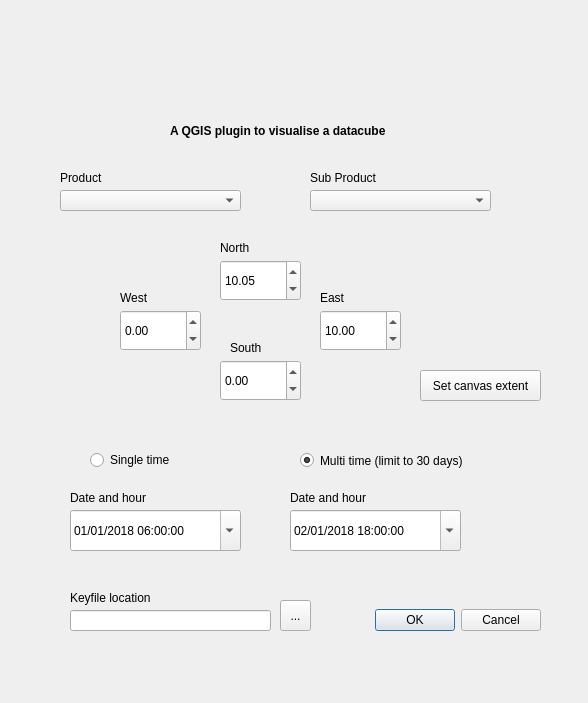
First picture: the form in assimila_datacube_dialog_base.ui, repository JennyL5/assimila_datacube_plugin2, before the edit.
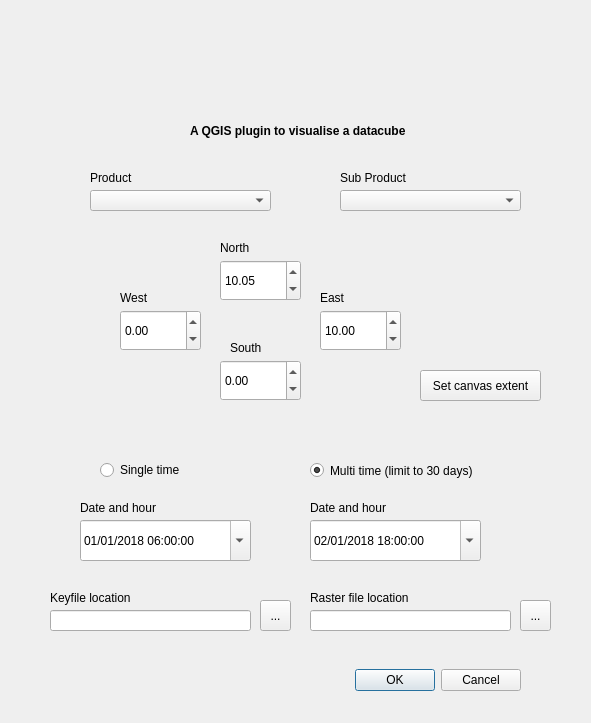
Second picture: the form after the edit. Icons and pictures are not drawn.

Commit message: added option to change raster output file

```diff
--- a/assimila_datacube_dialog_base.ui
+++ b/assimila_datacube_dialog_base.ui
@@ -9,8 +9,8 @@
    <rect>
     <x>0</x>
     <y>0</y>
-    <width>588</width>
-    <height>703</height>
+    <width>591</width>
+    <height>723</height>
    </rect>
   </property>
   <property name="windowTitle">
@@ -19,8 +19,8 @@
   <widget class="QDialogButtonBox" name="buttonBox">
    <property name="geometry">
     <rect>
-     <x>340</x>
-     <y>580</y>
+     <x>320</x>
+     <y>640</y>
      <width>201</width>
      <height>81</height>
     </rect>
@@ -35,7 +35,7 @@
   <widget class="QLabel" name="product_label">
    <property name="geometry">
     <rect>
-     <x>60</x>
+     <x>90</x>
      <y>170</y>
      <width>55</width>
      <height>16</height>
@@ -48,7 +48,7 @@
   <widget class="QLabel" name="label_2">
    <property name="geometry">
     <rect>
-     <x>310</x>
+     <x>340</x>
      <y>170</y>
      <width>91</width>
      <height>16</height>
@@ -61,7 +61,7 @@
   <widget class="QToolButton" name="btn_browse_keyfile">
    <property name="geometry">
     <rect>
-     <x>280</x>
+     <x>260</x>
      <y>600</y>
      <width>31</width>
      <height>31</height>
@@ -74,7 +74,7 @@
   <widget class="QLabel" name="label">
    <property name="geometry">
     <rect>
-     <x>70</x>
+     <x>50</x>
      <y>590</y>
      <width>121</width>
      <height>16</height>
@@ -87,7 +87,7 @@
   <widget class="QLineEdit" name="lineEdit">
    <property name="geometry">
     <rect>
-     <x>70</x>
+     <x>50</x>
      <y>610</y>
      <width>201</width>
      <height>21</height>
@@ -97,7 +97,7 @@
   <widget class="QComboBox" name="products_comboBox">
    <property name="geometry">
     <rect>
-     <x>60</x>
+     <x>90</x>
      <y>190</y>
      <width>181</width>
      <height>21</height>
@@ -119,7 +119,7 @@
   <widget class="QComboBox" name="subproducts_comboBox">
    <property name="geometry">
     <rect>
-     <x>310</x>
+     <x>340</x>
      <y>190</y>
      <width>181</width>
      <height>21</height>
@@ -194,8 +194,8 @@
   <widget class="QDateTimeEdit" name="dateTimeEdit_1">
    <property name="geometry">
     <rect>
-     <x>70</x>
-     <y>510</y>
+     <x>80</x>
+     <y>520</y>
      <width>171</width>
      <height>41</height>
     </rect>
@@ -243,8 +243,8 @@
   <widget class="QLabel" name="label_3">
    <property name="geometry">
     <rect>
-     <x>70</x>
-     <y>490</y>
+     <x>80</x>
+     <y>500</y>
      <width>91</width>
      <height>16</height>
     </rect>
@@ -256,8 +256,8 @@
   <widget class="QLabel" name="label_4">
    <property name="geometry">
     <rect>
-     <x>290</x>
-     <y>490</y>
+     <x>310</x>
+     <y>500</y>
      <width>91</width>
      <height>16</height>
     </rect>
@@ -269,8 +269,8 @@
   <widget class="QRadioButton" name="multi_radioButton">
    <property name="geometry">
     <rect>
-     <x>300</x>
-     <y>450</y>
+     <x>310</x>
+     <y>460</y>
      <width>201</width>
      <height>21</height>
     </rect>
@@ -285,8 +285,8 @@
   <widget class="QRadioButton" name="single_radioButton">
    <property name="geometry">
     <rect>
-     <x>90</x>
-     <y>450</y>
+     <x>100</x>
+     <y>460</y>
      <width>95</width>
      <height>20</height>
     </rect>
@@ -368,8 +368,8 @@
   <widget class="QDateTimeEdit" name="dateTimeEdit_2">
    <property name="geometry">
     <rect>
-     <x>290</x>
-     <y>510</y>
+     <x>310</x>
+     <y>520</y>
      <width>171</width>
      <height>41</height>
     </rect>
@@ -436,7 +436,7 @@
   <widget class="QLabel" name="Description">
    <property name="geometry">
     <rect>
-     <x>170</x>
+     <x>190</x>
      <y>110</y>
      <width>291</width>
      <height>41</height>
@@ -453,6 +453,42 @@
     <string>A QGIS plugin to visualise a datacube</string>
    </property>
   </widget>
+  <widget class="QLabel" name="label_10">
+   <property name="geometry">
+    <rect>
+     <x>310</x>
+     <y>590</y>
+     <width>121</width>
+     <height>16</height>
+    </rect>
+   </property>
+   <property name="text">
+    <string>Raster file location</string>
+   </property>
+  </widget>
+  <widget class="QLineEdit" name="lineEdit_2">
+   <property name="geometry">
+    <rect>
+     <x>310</x>
+     <y>610</y>
+     <width>201</width>
+     <height>21</height>
+    </rect>
+   </property>
+  </widget>
+  <widget class="QToolButton" name="btn_browse_rasterfile">
+   <property name="geometry">
+    <rect>
+     <x>520</x>
+     <y>600</y>
+     <width>31</width>
+     <height>31</height>
+    </rect>
+   </property>
+   <property name="text">
+    <string>...</string>
+   </property>
+  </widget>
  </widget>
  <connections>
   <connection>
```
The commit also changes 4 other files.
